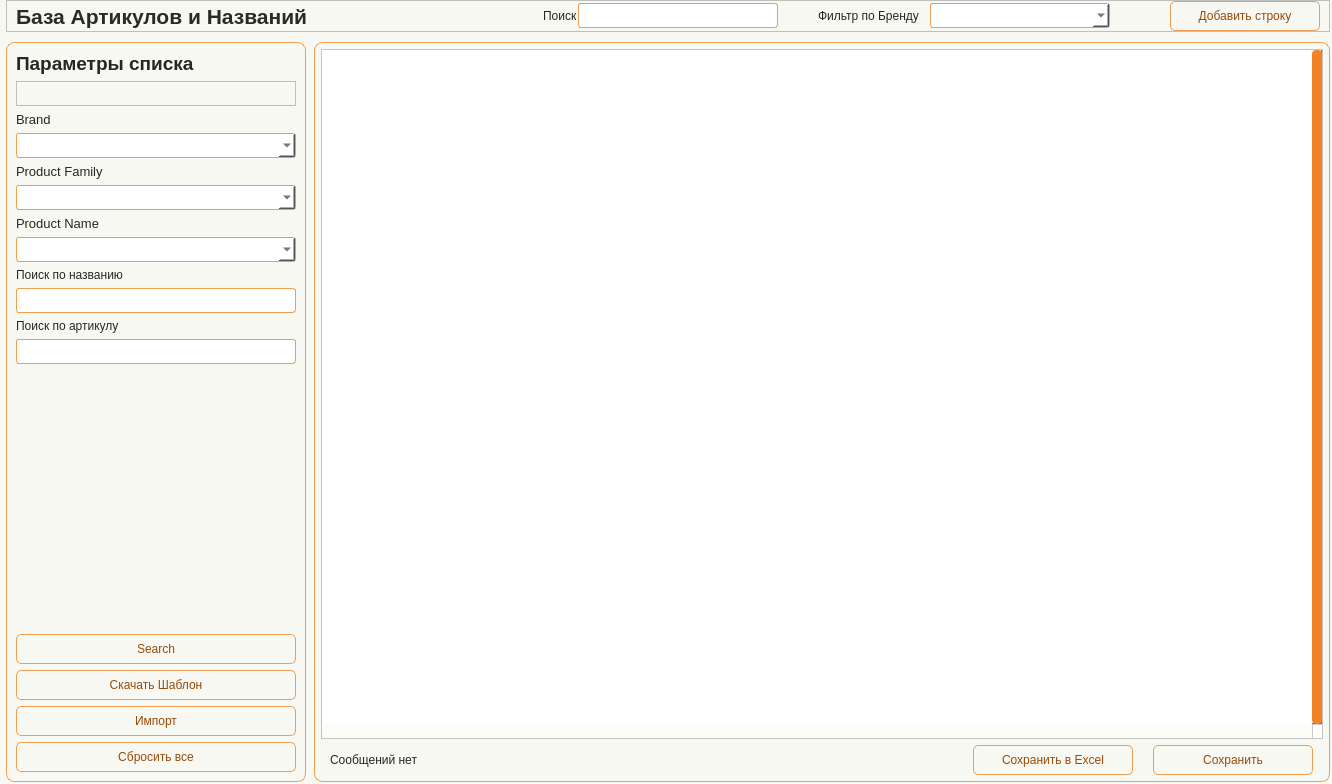
This is app/ui/windows/prod_articles.ui in Masik84/Procurement_app as Qt 5 draws it before an edit. The edited form follows.
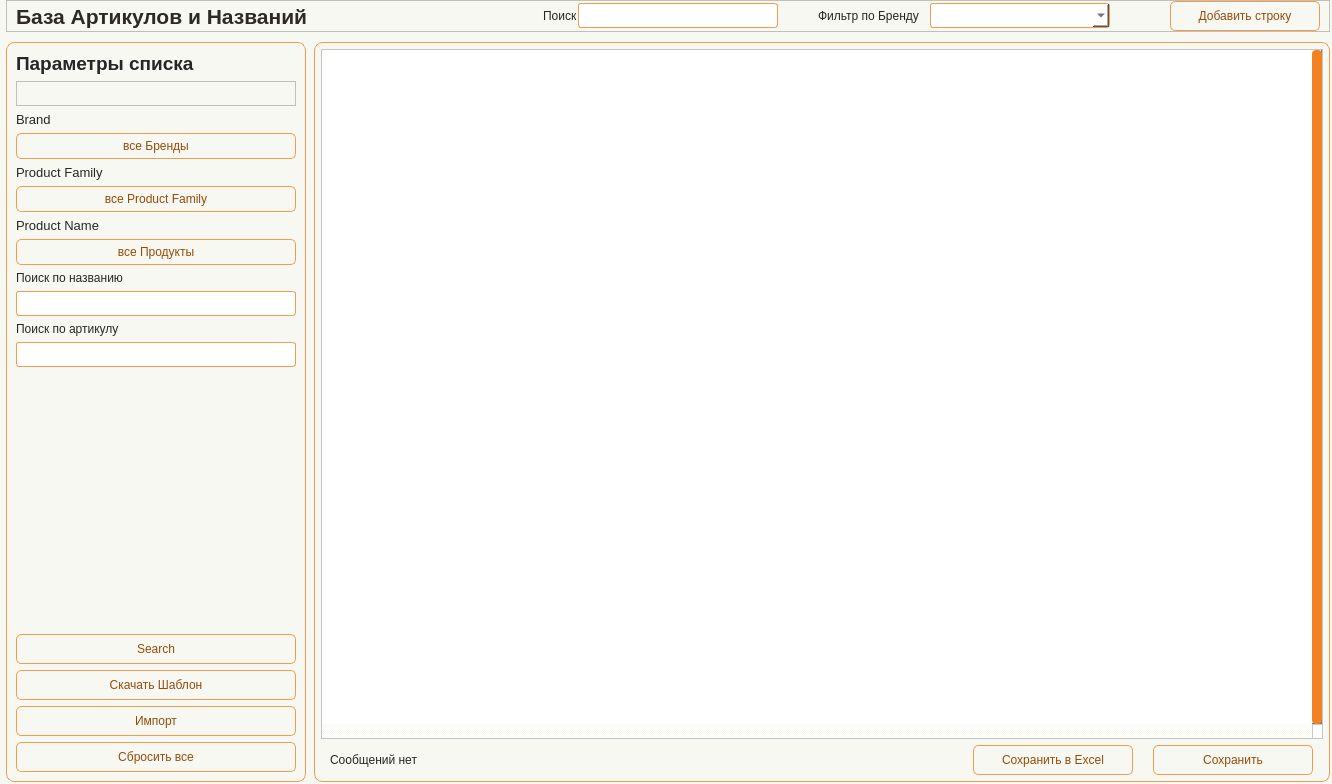
This is the edited form. Icons and pictures are not drawn.

```diff
--- a/app/ui/windows/prod_articles.ui
+++ b/app/ui/windows/prod_articles.ui
@@ -409,24 +409,21 @@
              </widget>
             </item>
             <item>
-             <widget class="QComboBox" name="line_Brand">
+             <widget class="QPushButton" name="btn_FilterBrand">
               <property name="minimumSize">
                <size>
                 <width>0</width>
-                <height>25</height>
+                <height>26</height>
                </size>
               </property>
               <property name="maximumSize">
                <size>
                 <width>16777215</width>
-                <height>25</height>
+                <height>26</height>
                </size>
               </property>
-              <property name="currentText">
-               <string/>
-              </property>
-              <property name="currentIndex">
-               <number>-1</number>
+              <property name="text">
+               <string>все Бренды</string>
               </property>
              </widget>
             </item>
@@ -446,19 +443,22 @@
              </widget>
             </item>
             <item>
-             <widget class="QComboBox" name="line_Prod_Fam">
+             <widget class="QPushButton" name="btn_FilterProductFamily">
               <property name="minimumSize">
                <size>
                 <width>0</width>
-                <height>25</height>
+                <height>26</height>
                </size>
               </property>
               <property name="maximumSize">
                <size>
                 <width>16777215</width>
-                <height>25</height>
+                <height>26</height>
                </size>
               </property>
+              <property name="text">
+               <string>все Product Family</string>
+              </property>
              </widget>
             </item>
             <item>
@@ -477,19 +477,22 @@
              </widget>
             </item>
             <item>
-             <widget class="QComboBox" name="line_Prod_name">
+             <widget class="QPushButton" name="btn_FilterProduct">
               <property name="minimumSize">
                <size>
-                <width>200</width>
-                <height>25</height>
+                <width>0</width>
+                <height>26</height>
                </size>
               </property>
               <property name="maximumSize">
                <size>
                 <width>16777215</width>
-                <height>25</height>
+                <height>26</height>
                </size>
               </property>
+              <property name="text">
+               <string>все Продукты</string>
+              </property>
              </widget>
             </item>
             <item>
```
Left out of the diff: 14 changed lines with no effect on the pictures.
